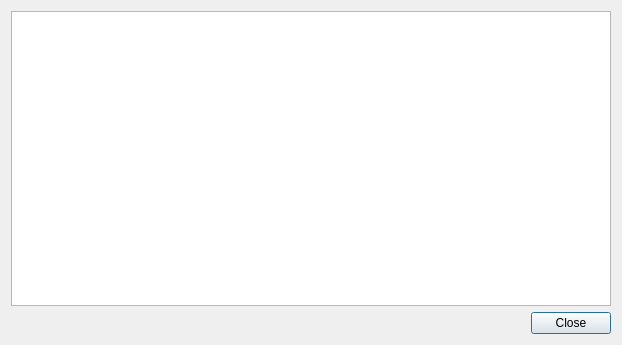
Old version of the form resources/ui/pod_logs_dialog.ui in the repository namuan/kube-rider.
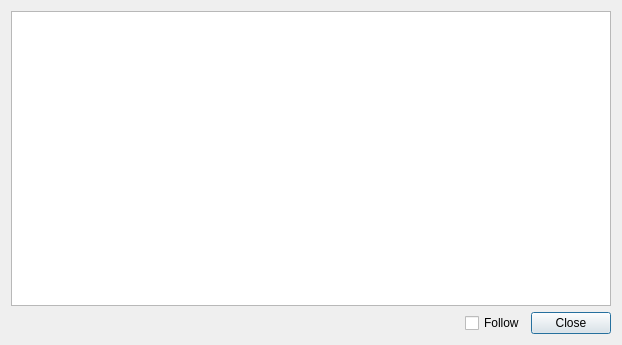
New version of the form.

Commit message: [Feature] Allow users to (optionally) follow pod logs

```diff
--- a/resources/ui/pod_logs_dialog.ui
+++ b/resources/ui/pod_logs_dialog.ui
@@ -44,6 +44,13 @@
        </property>
       </spacer>
      </item>
+     <item>
+      <widget class="QCheckBox" name="chk_follow_logs">
+       <property name="text">
+        <string>Follow</string>
+       </property>
+      </widget>
+     </item>
      <item>
       <widget class="QPushButton" name="btn_close_logs">
        <property name="text">
```
The commit also changes 4 other files.
